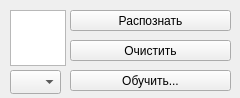
This is mainwindow.ui in unusGloriam/digit_recognition as Qt 5 draws it before an edit. The edited form follows.
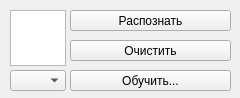
This is the edited form.

Commit message: Менее кривой ComboBox

The edit to the form file:
```diff
--- a/mainwindow.ui
+++ b/mainwindow.ui
@@ -98,8 +98,8 @@
      <rect>
       <x>10</x>
       <y>70</y>
-      <width>51</width>
-      <height>24</height>
+      <width>56</width>
+      <height>21</height>
      </rect>
     </property>
    </widget>
```
